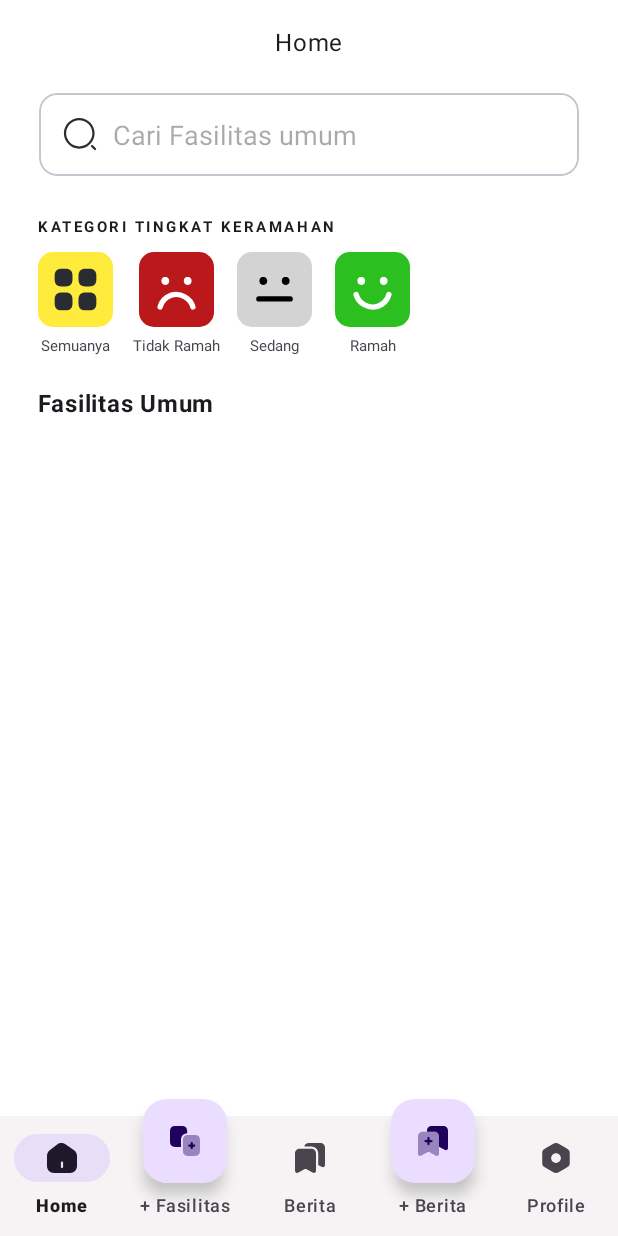
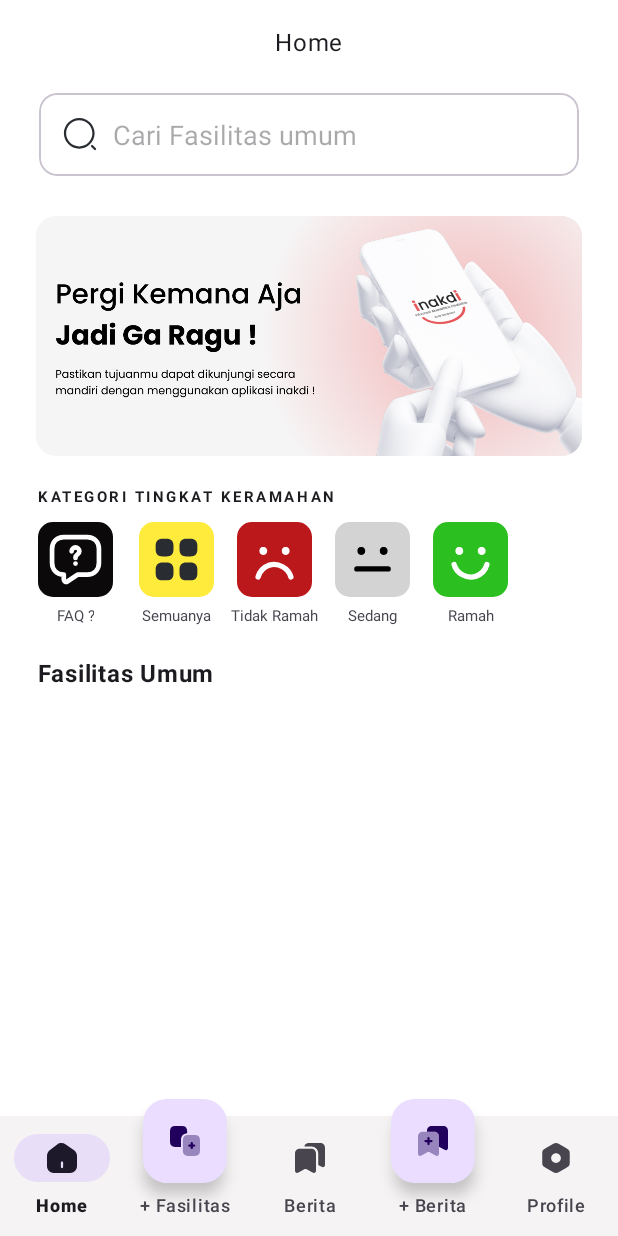
Before and after one commit to CallB007/Inakdi, an Android app: the screen it shows after launch once a user with an empty profile is signed in (MainActivity), on a phone screen of 412 x 824 dp. Run offline under Robolectric (Android 15) with nearby library versions, the phone set to English and light mode, and no system bars; our stand-ins replace Firebase (no records; nobody signed in at launch, a user with empty details on screens opened directly); pictures from the network do not load.

Commit message:
2.1 Home Banner & FAQ (Details Berita Fixed)

```diff
--- /dev/null
+++ b/app/src/main/java/com/example/inakdi/FilterBerita.kt
@@ -0,0 +1,42 @@
+package com.example.inakdi
+
+import android.widget.Filter
+import com.example.inakdi.adapters.AdapterBerita
+import com.example.inakdi.models.ModelBerita
+import java.util.Locale
+
+class FilterBerita(
+    private val adapter: AdapterBerita,
+    private val filterList: ArrayList<ModelBerita>
+) : Filter() {
+
+    override fun performFiltering(constraint: CharSequence?): FilterResults {
+        var constraint = constraint
+        val results = FilterResults()
+
+        if (!constraint.isNullOrEmpty()) {
+            constraint = constraint.toString().uppercase(Locale.getDefault())
+
+            val filteredModels = ArrayList<ModelBerita>()
+            for (i in filterList.indices) {
+                if (filterList[i].title.uppercase(Locale.getDefault()).contains(constraint)
+                ) {
+                    filteredModels.add(filterList[i])
+                }
+            }
+
+            results.count = filteredModels.size
+            results.values = filteredModels
+        } else {
+            results.count = filterList.size
+            results.values = filterList
+        }
+
+        return results
+    }
+
+    override fun publishResults(constraint: CharSequence?, results: FilterResults) {
+        adapter.beritaArrayList = results.values as ArrayList<ModelBerita>
+        adapter.notifyDataSetChanged()
+    }
+}
--- a/app/src/main/java/com/example/inakdi/fragments/HomeFragment.kt
+++ b/app/src/main/java/com/example/inakdi/fragments/HomeFragment.kt
@@ -69,9 +69,14 @@ class HomeFragment : Fragment() {
             override fun afterTextChanged(s: Editable?) {}
         })
 
-        binding.allCategories.setOnClickListener {
+        binding.faqIcon.setOnClickListener{
+
+        }
+
+        binding.allIcon.setOnClickListener {
             loadFasilitas("All")
         }
+
     }
 
     private fun loadFasilitas(category: String) {
--- /dev/null
+++ b/app/src/main/res/drawable/faq.xml
@@ -0,0 +1,27 @@
+<vector xmlns:android="http://schemas.android.com/apk/res/android"
+    android:width="24dp"
+    android:height="24dp"
+    android:viewportWidth="24"
+    android:viewportHeight="24">
+  <path
+      android:pathData="M15.75,16.822H12.75L9.412,19.042C8.917,19.372 8.25,19.02 8.25,18.42V16.822C6,16.822 4.5,15.322 4.5,13.072V8.572C4.5,6.322 6,4.822 8.25,4.822H15.75C18,4.822 19.5,6.322 19.5,8.572V13.072C19.5,15.322 18,16.822 15.75,16.822Z"
+      android:strokeLineJoin="round"
+      android:strokeWidth="1.5"
+      android:fillColor="#00000000"
+      android:strokeColor="#FFFFFF"
+      android:strokeLineCap="round"/>
+  <path
+      android:pathData="M12,11.52V11.363C12,10.852 12.315,10.583 12.63,10.365C12.938,10.155 13.245,9.885 13.245,9.39C13.245,8.7 12.69,8.145 12,8.145C11.31,8.145 10.755,8.7 10.755,9.39"
+      android:strokeLineJoin="round"
+      android:strokeWidth="1.5"
+      android:fillColor="#00000000"
+      android:strokeColor="#FFFFFF"
+      android:strokeLineCap="round"/>
+  <path
+      android:pathData="M11.997,13.313H12.003"
+      android:strokeLineJoin="round"
+      android:strokeWidth="1.5"
+      android:fillColor="#00000000"
+      android:strokeColor="#FFFFFF"
+      android:strokeLineCap="round"/>
+</vector>
--- a/app/src/main/res/layout/fragment_home.xml
+++ b/app/src/main/res/layout/fragment_home.xml
@@ -30,6 +30,16 @@
     </com.google.android.material.card.MaterialCardView>
 
 
+    <!-- IMAGE SLIDER -->
+    <!-- Banner -->
+    <ImageView
+        android:id="@+id/homeBanner"
+        android:layout_width="wrap_content"
+        android:layout_height="160dp"
+        android:src="@drawable/homebg"
+        android:layout_marginTop="20dp"
+        style="@style/ImageStyle_Corners_Rounded"/>
+
     <!-- KATEGORI -->
     <!-- Judul Kategori -->
     <TextView
@@ -48,6 +58,34 @@
         android:layout_width="match_parent"
         android:layout_height="wrap_content"
         android:paddingHorizontal="25dp">
+
+    <!-- FAQ Kategori -->
+    <LinearLayout
+        android:id="@+id/faqIcon"
+        android:layout_width="wrap_content"
+        android:layout_height="wrap_content"
+        android:orientation="vertical"
+        android:gravity="center"
+        android:layout_marginTop="10dp">
+        <!-- Icon -->
+        <com.google.android.material.imageview.ShapeableImageView
+            android:id="@+id/faqIconIv"
+            android:layout_width="50dp"
+            android:layout_height="50dp"
+            android:background="@color/black"
+            app:shapeAppearanceOverlay="@style/ImageStyle_Corners_Rounded"
+            android:src="@drawable/faq"/>
+        <!-- Text -->
+        <TextView
+            android:id="@+id/faqTv"
+            android:layout_width="wrap_content"
+            android:layout_height="wrap_content"
+            android:text="FAQ ?"
+            android:textAlignment="center"
+            android:textSize="10sp"
+            android:layout_marginTop="5dp"/>
+    </LinearLayout>
+
         <!-- Kategori Semuanya -->
         <LinearLayout
             android:id="@+id/allIcon"
@@ -55,7 +93,9 @@
             android:layout_height="wrap_content"
             android:orientation="vertical"
             android:gravity="center"
-        android:layout_marginTop="10dp">
+            android:layout_marginTop="10dp"
+            android:layout_toEndOf="@id/faqIcon"
+            android:layout_marginStart="17dp">
             <!-- Icon -->
             <com.google.android.material.imageview.ShapeableImageView
                 android:id="@+id/allIconIv"
@@ -84,9 +124,11 @@
         android:orientation="horizontal"
         tools:listitem="@layout/row_category"
         android:layout_toEndOf="@id/allIcon"
-        android:layout_marginHorizontal="10dp"
+        android:layout_marginHorizontal="8dp"
         android:layout_marginTop="10dp"/>
     </RelativeLayout>
+
+
 
     <!-- Judul Fasilitas Umum -->
     <TextView
```
Also changed, not shown: app/src/main/res/drawable/homebg.jpg (added), 1 other file. Lines whose indentation alone changed are shown as unchanged.
